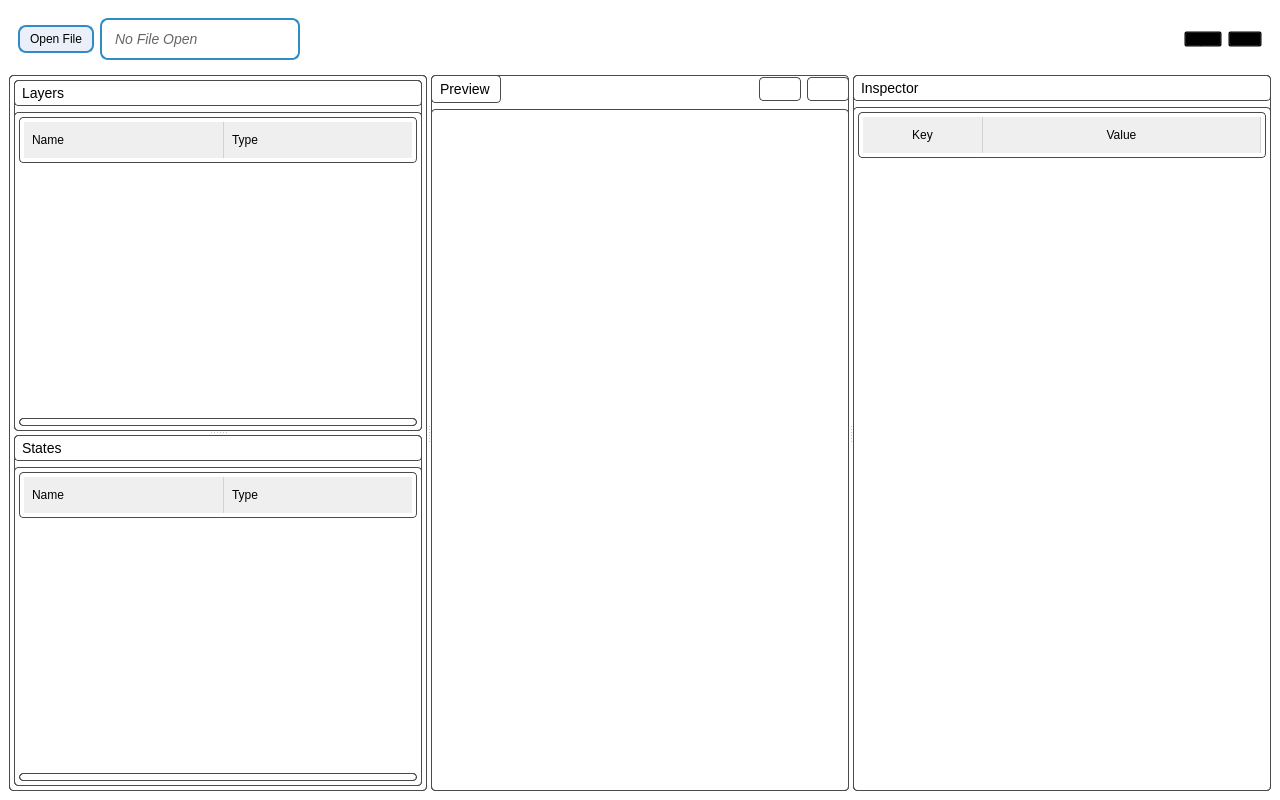
First picture: the form in ui/mainwindow.ui, repository squairdev/OpenPoster, before the edit.
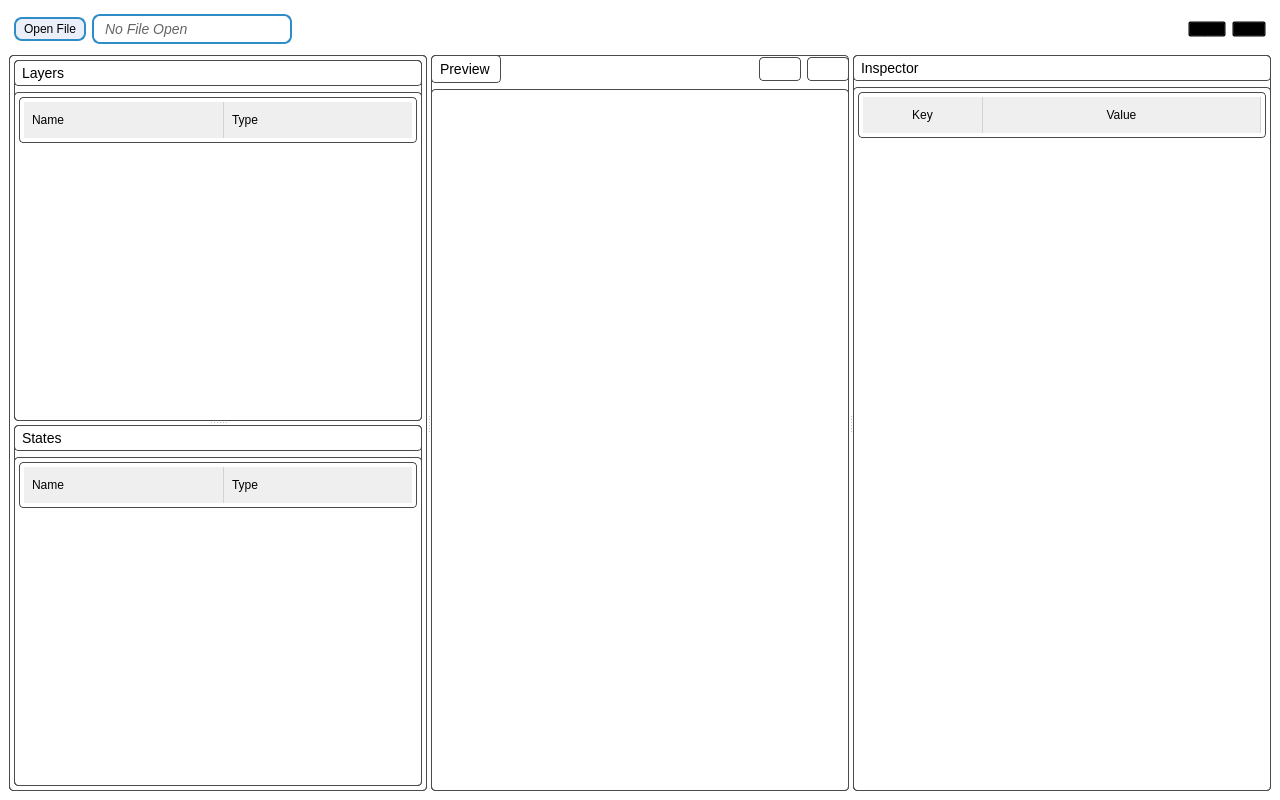
Second picture: the form after the edit. Custom widgets are drawn as their Qt base class.

Diff of the .ui file:
```diff
--- a/ui/mainwindow.ui
+++ b/ui/mainwindow.ui
@@ -445,10 +445,22 @@
       <property name="maximumSize">
        <size>
         <width>16777215</width>
-        <height>60</height>
+        <height>40</height>
        </size>
       </property>
       <layout class="QHBoxLayout" name="horizontalLayout_header">
+       <property name="leftMargin">
+        <number>5</number>
+       </property>
+       <property name="topMargin">
+        <number>5</number>
+       </property>
+       <property name="rightMargin">
+        <number>5</number>
+       </property>
+       <property name="bottomMargin">
+        <number>5</number>
+       </property>
        <item>
         <widget class="QPushButton" name="openFile">
          <property name="autoFillBackground">
@@ -458,7 +470,7 @@
           <string notr="true">QPushButton {
   border: 1.5px solid palette(highlight);
   border-radius: 8px;
-  padding: 5px 10px;
+  padding: 3px 8px;
   background-color: rgba(80, 120, 200, 30);
 }
 QPushButton:pressed {
@@ -475,11 +487,11 @@
          <property name="minimumSize">
           <size>
            <width>200</width>
-           <height>30</height>
+           <height>28</height>
           </size>
          </property>
          <property name="styleSheet">
-          <string notr="true">border: 1.5px solid palette(highlight); border-radius: 8px; padding: 5px 10px; color: #666666; font-style: italic;</string>
+          <string notr="true">border: 1.5px solid palette(highlight); border-radius: 8px; padding: 3px 8px; color: #666666; font-style: italic;</string>
          </property>
          <property name="text">
           <string>No File Open</string>
@@ -590,6 +602,9 @@
             </item>
             <item>
              <widget class="QTreeWidget" name="treeWidget">
+              <property name="horizontalScrollBarPolicy">
+               <enum>Qt::ScrollBarAlwaysOff</enum>
+              </property>
               <property name="columnCount">
                <number>3</number>
               </property>
@@ -650,6 +665,9 @@
             </item>
             <item>
              <widget class="QTreeWidget" name="statesTreeWidget">
+              <property name="horizontalScrollBarPolicy">
+               <enum>Qt::ScrollBarAlwaysOff</enum>
+              </property>
               <property name="columnCount">
                <number>3</number>
               </property>
```
Left out of the diff: 12 changed lines with no effect on the pictures.
